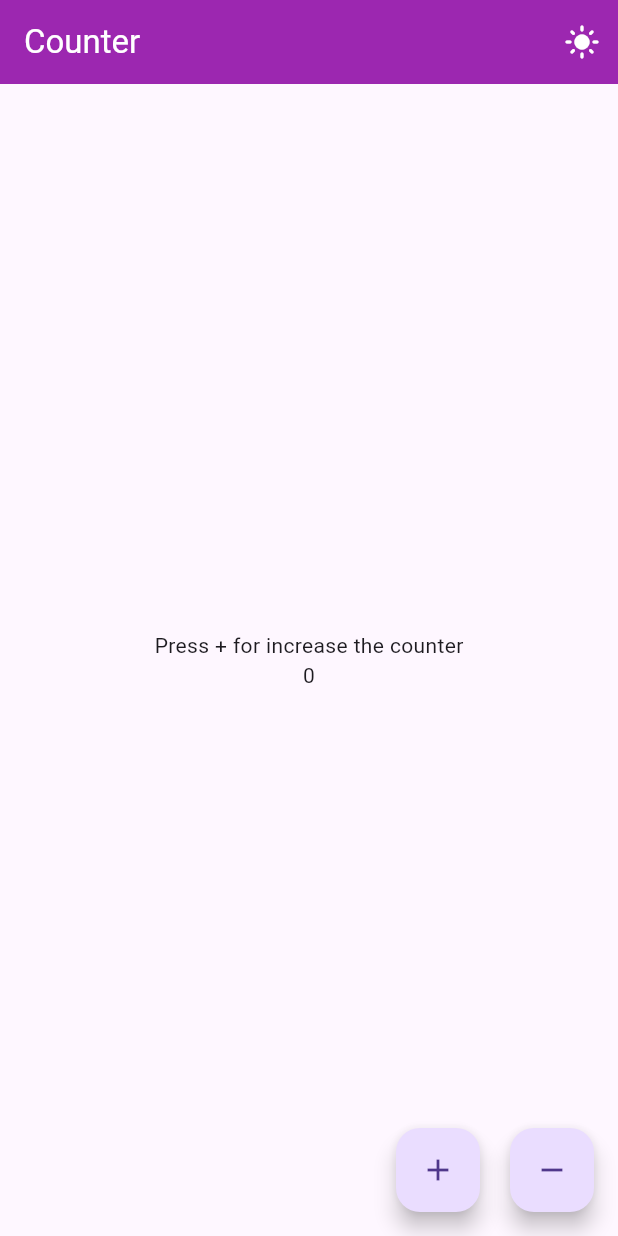
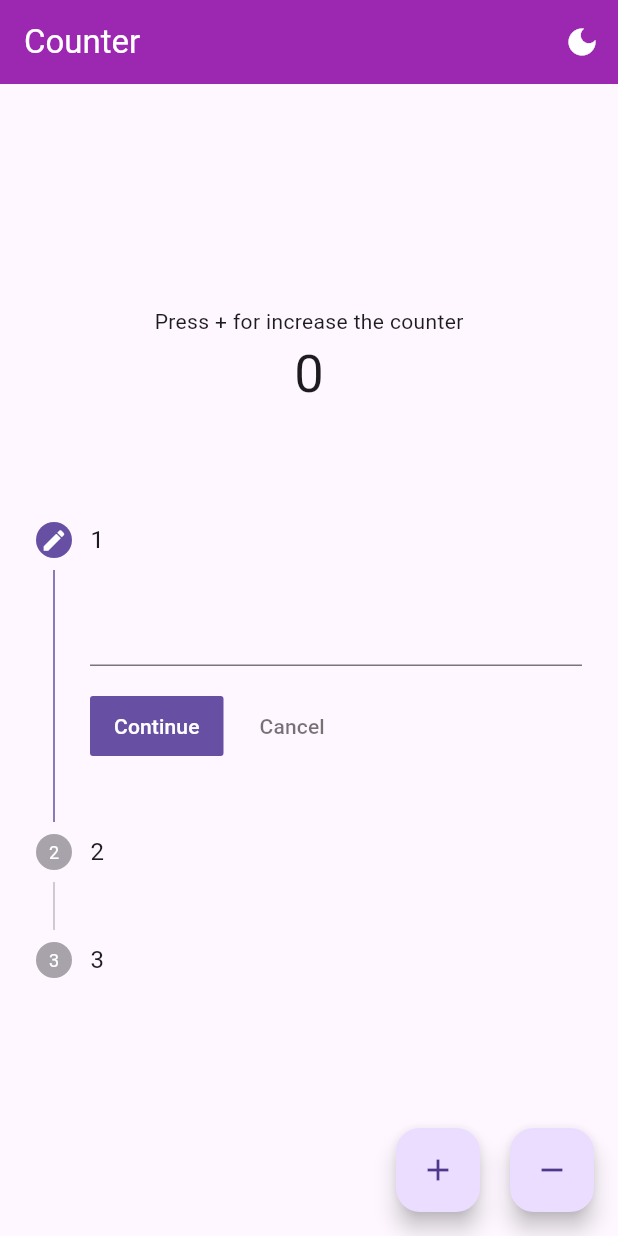
Before and after one commit to hirenkhasatiya/Contact_Diary, a Flutter app: the screen it shows after launch, after a tap on the "dark mode" icon, on a phone screen of 412 x 824 dp. Run offline on Flutter 3.47's test engine with Material 2 defaults, Android fonts, the light colour scheme and no system bars; our stand-ins replace shared_preferences.

Commit message:
include Stepper

```diff
--- a/counter/lib/controller/Counter_controller.dart
+++ b/counter/lib/controller/Counter_controller.dart
@@ -1,20 +1,29 @@
 import 'package:counter/Modals/controller_model.dart';
 import 'package:flutter/material.dart';
+import 'package:shared_preferences/shared_preferences.dart';
 
 class counterController extends ChangeNotifier {
   Counter _counter = Counter();
 
+  late SharedPreferences preferences;
+
+  counterController({required this.preferences});
+
   get getCounter {
+    _counter.counter = preferences.getInt('counter') ?? 0;
     return _counter.counter;
   }
 
   void increase() {
     _counter.counter++;
+
+    preferences.setInt('counter', _counter.counter);
     notifyListeners();
   }
 
   void decrease() {
     _counter.counter--;
+    preferences.setInt('counter', _counter.counter);
     notifyListeners();
   }
 }
--- /dev/null
+++ b/counter/lib/controller/stepper_controller.dart
@@ -0,0 +1,23 @@
+import 'package:flutter/material.dart';
+
+class stepperController extends ChangeNotifier {
+  int _currentIndex = 0;
+
+  get getIndex {
+    return _currentIndex;
+  }
+
+  void Continue() {
+    if (_currentIndex < 2) {
+      _currentIndex++;
+    }
+    notifyListeners();
+  }
+
+  void cancel() {
+    if (_currentIndex > 0) {
+      _currentIndex--;
+    }
+    notifyListeners();
+  }
+}
--- a/counter/lib/controller/themeController.dart
+++ /dev/null
@@ -1,14 +0,0 @@
-import 'package:flutter/material.dart';
-
-class themeController extends ChangeNotifier {
-  bool _isdark = false;
-
-  get getTheme {
-    return _isdark;
-  }
-
-  void changeTheme() {
-    _isdark = !_isdark;
-    notifyListeners();
-  }
-}
--- /dev/null
+++ b/counter/lib/controller/theme_controller.dart
@@ -0,0 +1,21 @@
+import 'package:flutter/material.dart';
+import 'package:shared_preferences/shared_preferences.dart';
+
+class themeController extends ChangeNotifier {
+  bool _isdark = false;
+
+  late SharedPreferences preferences;
+
+  themeController({required this.preferences});
+
+  get getTheme {
+    _isdark = preferences.getBool('theme') ?? false;
+    return _isdark;
+  }
+
+  void changeTheme() {
+    preferences.setBool('theme', _isdark);
+    _isdark = !_isdark;
+    notifyListeners();
+  }
+}
--- a/counter/lib/main.dart
+++ b/counter/lib/main.dart
@@ -1,16 +1,24 @@
 import 'package:counter/controller/Counter_controller.dart';
+import 'package:counter/controller/stepper_controller.dart';
 import 'package:counter/views/screen/HomePage.dart';
 import 'package:flutter/material.dart';
 import 'package:provider/provider.dart';
+import 'package:shared_preferences/shared_preferences.dart';
+import 'controller/theme_controller.dart';
 
-import 'controller/themeController.dart';
+void main() async {
+  WidgetsFlutterBinding.ensureInitialized();
 
-void main() {
+  SharedPreferences preferences = await SharedPreferences.getInstance();
+
   runApp(
     MultiProvider(
       providers: [
-        ChangeNotifierProvider(create: (context) => counterController()),
-        ChangeNotifierProvider(create: (context) => themeController())
+        ChangeNotifierProvider(
+            create: (context) => counterController(preferences: preferences)),
+        ChangeNotifierProvider(
+            create: (context) => themeController(preferences: preferences)),
+        ChangeNotifierProvider(create: (context) => stepperController()),
       ],
       child: const MyApp(),
     ),
@@ -31,8 +39,8 @@
         useMaterial3: true,
       ),
       themeMode: Provider.of<themeController>(context).getTheme
-          ? ThemeMode.light
-          : ThemeMode.system,
+          ? ThemeMode.dark
+          : ThemeMode.light,
       routes: {
         '/': (context) => HomePage(),
       },
--- a/counter/lib/views/screen/HomePage.dart
+++ b/counter/lib/views/screen/HomePage.dart
@@ -1,5 +1,6 @@
 import 'package:counter/controller/Counter_controller.dart';
-import 'package:counter/controller/themeController.dart';
+import 'package:counter/controller/stepper_controller.dart';
+import 'package:counter/controller/theme_controller.dart';
 import 'package:flutter/material.dart';
 import 'package:provider/provider.dart';
 
@@ -32,8 +33,56 @@
           children: [
             Text("Press + for increase the counter"),
             Consumer<counterController>(
-              builder: (context, Provider, child) =>
-                  Text("${Provider.getCounter}"),
+              builder: (context, Provider, child) => Text(
+                  "${Provider.getCounter}",
+                  style: TextStyle(fontSize: 35)),
+            ),
+            SizedBox(
+              height: 50,
+            ),
+            Consumer<stepperController>(
+              builder: (context, Provider, child) {
+                return Stepper(
+                    currentStep: Provider.getIndex,
+                    onStepContinue: () {
+                      Provider.Continue();
+                    },
+                    onStepCancel: () {
+                      Provider.cancel();
+                    },
+                    steps: [
+                      Step(
+                        isActive: 0 == Provider.getIndex,
+                        state: Provider.getIndex == 0
+                            ? StepState.editing
+                            : Provider.getIndex > 0
+                                ? StepState.complete
+                                : StepState.indexed,
+                        title: Text("1"),
+                        content: TextField(),
+                      ),
+                      Step(
+                        isActive: 1 == Provider.getIndex,
+                        state: Provider.getIndex == 1
+                            ? StepState.editing
+                            : Provider.getIndex > 1
+                                ? StepState.complete
+                                : StepState.indexed,
+                        title: Text("2"),
+                        content: TextField(),
+                      ),
+                      Step(
+                        isActive: 2 == Provider.getIndex,
+                        state: Provider.getIndex == 2
+                            ? StepState.editing
+                            : Provider.getIndex > 2
+                                ? StepState.complete
+                                : StepState.indexed,
+                        title: Text("3"),
+                        content: TextField(),
+                      ),
+                    ]);
+              },
             )
           ],
         ),
--- a/counter/pubspec.yaml
+++ b/counter/pubspec.yaml
@@ -36,6 +36,7 @@
   # Use with the CupertinoIcons class for iOS style icons.
   cupertino_icons: ^1.0.2
   provider: ^6.0.5
+  shared_preferences: ^2.2.0
 
 dev_dependencies:
   flutter_test:
```
Also changed, not shown: counter/pubspec.lock, 1 other file.
